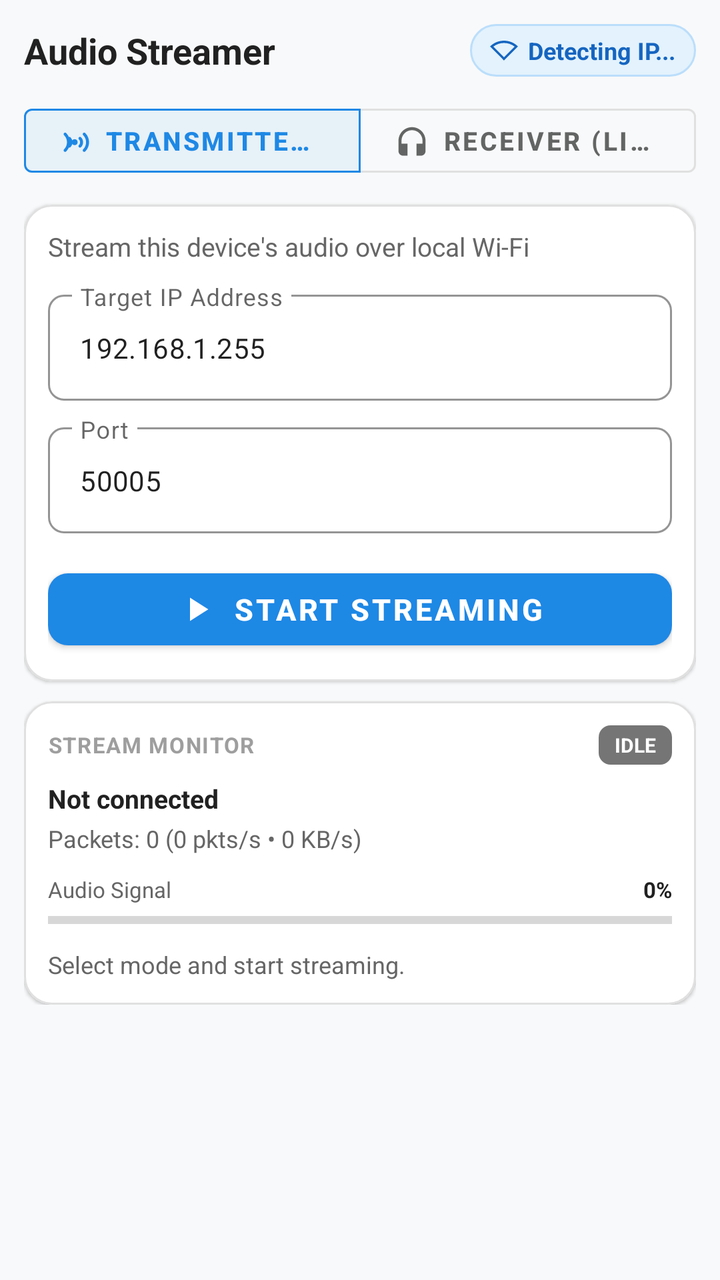
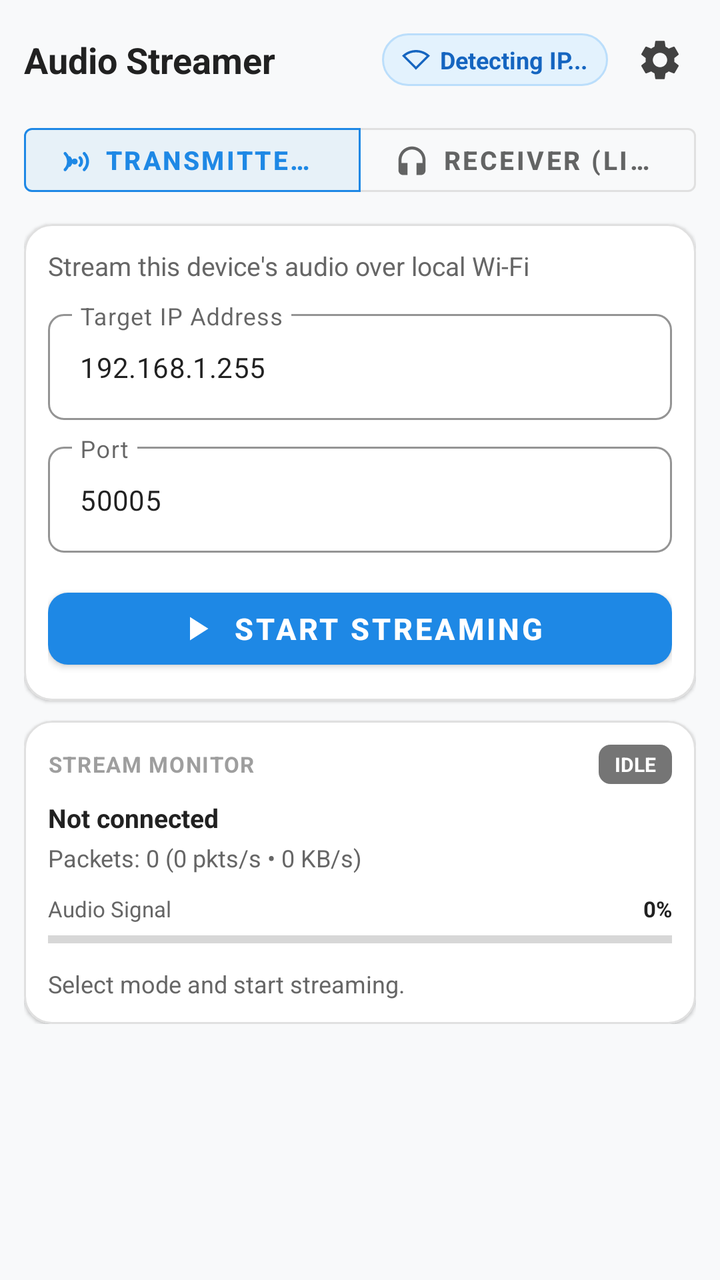

An Android layout rendered at two revisions. The XML below is the earlier revision; the diff shows what the commit changed to produce the second picture.
<!-- AndroidManifest.xml: application theme Theme.AudioStreamer -->
<!-- res/layout/activity_main.xml -->
<?xml version="1.0" encoding="utf-8"?>
<ScrollView xmlns:android="http://schemas.android.com/apk/res/android"
    xmlns:app="http://schemas.android.com/apk/res-auto"
    android:layout_width="match_parent"
    android:layout_height="match_parent"
    android:fillViewport="true"
    android:background="@color/bg_screen"
    android:scrollbars="none">

    <LinearLayout
        android:layout_width="match_parent"
        android:layout_height="wrap_content"
        android:gravity="center_horizontal"
        android:orientation="vertical">

        <LinearLayout
            android:layout_width="match_parent"
            android:layout_height="wrap_content"
            android:maxWidth="@dimen/content_max_width"
            android:orientation="vertical"
            android:padding="@dimen/screen_padding">

            
            <LinearLayout
                android:layout_width="match_parent"
                android:layout_height="wrap_content"
                android:orientation="horizontal"
                android:gravity="center_vertical"
                android:layout_marginBottom="@dimen/card_spacing">

                <TextView
                    android:id="@+id/tv_title"
                    android:layout_width="0dp"
                    android:layout_height="wrap_content"
                    android:layout_weight="1"
                    android:text="@string/app_name"
                    android:textSize="@dimen/title_text_size"
                    android:textStyle="bold"
                    android:textColor="@color/text_primary" />

                
                <LinearLayout
                    android:id="@+id/layout_ip_pill"
                    android:layout_width="wrap_content"
                    android:layout_height="wrap_content"
                    android:orientation="horizontal"
                    android:gravity="center_vertical"
                    android:background="@drawable/bg_ip_pill"
                    android:paddingStart="10dp"
                    android:paddingEnd="10dp"
                    android:paddingTop="5dp"
                    android:paddingBottom="5dp"
                    android:clickable="true"
                    android:focusable="true">

                    <ImageView
                        android:layout_width="14dp"
                        android:layout_height="14dp"
                        android:src="@drawable/ic_wifi"
                        android:layout_marginEnd="5dp"
                        app:tint="@color/primary_variant" />

                    <TextView
                        android:id="@+id/tv_header_ip"
                        android:layout_width="wrap_content"
                        android:layout_height="wrap_content"
                        android:text="Detecting IP..."
                        android:textSize="12sp"
                        android:textStyle="bold"
                        android:textColor="@color/primary_variant" />
                </LinearLayout>
            </LinearLayout>

            
            <com.google.android.material.button.MaterialButtonToggleGroup
                android:id="@+id/toggle_mode_group"
                android:layout_width="match_parent"
                android:layout_height="@dimen/toggle_height"
                android:layout_marginBottom="@dimen/card_spacing"
                app:singleSelection="true"
                app:selectionRequired="true"
                app:checkedButton="@+id/btn_mode_transmitter">

                <com.google.android.material.button.MaterialButton
                    android:id="@+id/btn_mode_transmitter"
                    style="?attr/materialButtonOutlinedStyle"
                    android:layout_width="0dp"
                    android:layout_height="match_parent"
                    android:layout_weight="1"
                    android:text="@string/mode_transmitter"
                    android:textSize="13sp"
                    android:textStyle="bold"
                    app:icon="@drawable/ic_transmitter"
                    app:iconGravity="textStart"
                    app:iconPadding="6dp"
                    app:iconSize="18dp" />

                <com.google.android.material.button.MaterialButton
                    android:id="@+id/btn_mode_receiver"
                    style="?attr/materialButtonOutlinedStyle"
                    android:layout_width="0dp"
                    android:layout_height="match_parent"
                    android:layout_weight="1"
                    android:text="@string/mode_receiver"
                    android:textSize="13sp"
                    android:textStyle="bold"
                    app:icon="@drawable/ic_receiver"
                    app:iconGravity="textStart"
                    app:iconPadding="6dp"
                    app:iconSize="18dp" />
            </com.google.android.material.button.MaterialButtonToggleGroup>

            
            <com.google.android.material.card.MaterialCardView
                android:id="@+id/card_config"
                android:layout_width="match_parent"
                android:layout_height="wrap_content"
                android:layout_marginBottom="@dimen/card_spacing"
                app:cardCornerRadius="14dp"
                app:cardElevation="1dp"
                app:strokeColor="@color/card_stroke"
                app:strokeWidth="1dp"
                app:cardBackgroundColor="@color/card_bg">

                <LinearLayout
                    android:layout_width="match_parent"
                    android:layout_height="wrap_content"
                    android:orientation="vertical"
                    android:padding="@dimen/card_inner_padding">

                    <TextView
                        android:id="@+id/tv_mode_guide"
                        android:layout_width="match_parent"
                        android:layout_height="wrap_content"
                        android:text="Stream this device's audio over local Wi-Fi"
                        android:textSize="13sp"
                        android:textColor="@color/text_secondary"
                        android:layout_marginBottom="10dp" />

                    
                    <com.google.android.material.textfield.TextInputLayout
                        android:id="@+id/til_target_ip"
                        android:layout_width="match_parent"
                        android:layout_height="wrap_content"
                        android:layout_marginBottom="8dp"
                        android:hint="@string/target_ip_hint"
                        style="@style/Widget.MaterialComponents.TextInputLayout.OutlinedBox"
                        app:boxCornerRadiusBottomEnd="8dp"
                        app:boxCornerRadiusBottomStart="8dp"
                        app:boxCornerRadiusTopEnd="8dp"
                        app:boxCornerRadiusTopStart="8dp"
                        app:boxStrokeColor="@color/primary">

                        <com.google.android.material.textfield.TextInputEditText
                            android:id="@+id/et_target_ip"
                            android:layout_width="match_parent"
                            android:layout_height="wrap_content"
                            android:inputType="textUri"
                            android:textSize="14sp"
                            android:text="192.168.1.255" />
                    </com.google.android.material.textfield.TextInputLayout>

                    
                    <com.google.android.material.textfield.TextInputLayout
                        android:id="@+id/til_port"
                        android:layout_width="match_parent"
                        android:layout_height="wrap_content"
                        android:layout_marginBottom="14dp"
                        android:hint="@string/port_hint"
                        style="@style/Widget.MaterialComponents.TextInputLayout.OutlinedBox"
                        app:boxCornerRadiusBottomEnd="8dp"
                        app:boxCornerRadiusBottomStart="8dp"
                        app:boxCornerRadiusTopEnd="8dp"
                        app:boxCornerRadiusTopStart="8dp"
                        app:boxStrokeColor="@color/primary">

                        <com.google.android.material.textfield.TextInputEditText
                            android:id="@+id/et_port"
                            android:layout_width="match_parent"
                            android:layout_height="wrap_content"
                            android:inputType="number"
                            android:textSize="14sp"
                            android:text="50005" />
                    </com.google.android.material.textfield.TextInputLayout>

                    
                    <com.google.android.material.button.MaterialButton
                        android:id="@+id/btn_action"
                        android:layout_width="match_parent"
                        android:layout_height="@dimen/btn_height"
                        android:text="@string/start_stream"
                        android:textSize="15sp"
                        android:textStyle="bold"
                        app:cornerRadius="10dp"
                        app:icon="@drawable/ic_play"
                        app:iconGravity="textStart"
                        app:iconPadding="8dp"
                        app:iconSize="20dp" />

                </LinearLayout>
            </com.google.android.material.card.MaterialCardView>

            
            <com.google.android.material.card.MaterialCardView
                android:id="@+id/card_telemetry"
                android:layout_width="match_parent"
                android:layout_height="wrap_content"
                app:cardCornerRadius="14dp"
                app:cardElevation="1dp"
                app:strokeColor="@color/card_stroke"
                app:strokeWidth="1dp"
                app:cardBackgroundColor="@color/card_bg">

                <LinearLayout
                    android:layout_width="match_parent"
                    android:layout_height="wrap_content"
                    android:orientation="vertical"
                    android:padding="@dimen/card_inner_padding">

                    
                    <LinearLayout
                        android:layout_width="match_parent"
                        android:layout_height="wrap_content"
                        android:orientation="horizontal"
                        android:gravity="center_vertical"
                        android:layout_marginBottom="8dp">

                        <TextView
                            android:layout_width="0dp"
                            android:layout_height="wrap_content"
                            android:layout_weight="1"
                            android:text="STREAM MONITOR"
                            android:textSize="11sp"
                            android:textStyle="bold"
                            android:textColor="@color/text_hint"
                            android:letterSpacing="0.05" />

                        <TextView
                            android:id="@+id/tv_badge_status"
                            android:layout_width="wrap_content"
                            android:layout_height="wrap_content"
                            android:text="IDLE"
                            android:textSize="10sp"
                            android:textStyle="bold"
                            android:paddingStart="8dp"
                            android:paddingEnd="8dp"
                            android:paddingTop="3dp"
                            android:paddingBottom="3dp"
                            android:textColor="@color/white"
                            android:background="@drawable/bg_badge"
                            android:backgroundTint="@color/status_gray" />
                    </LinearLayout>

                    
                    <TextView
                        android:id="@+id/tv_endpoint_info"
                        android:layout_width="match_parent"
                        android:layout_height="wrap_content"
                        android:text="Not connected"
                        android:textSize="13sp"
                        android:textStyle="bold"
                        android:textColor="@color/text_primary"
                        android:layout_marginBottom="3dp" />

                    
                    <TextView
                        android:id="@+id/tv_packets_stat"
                        android:layout_width="match_parent"
                        android:layout_height="wrap_content"
                        android:text="Packets: 0 (0 pkts/s • 0 KB/s)"
                        android:textSize="12sp"
                        android:textColor="@color/text_secondary"
                        android:layout_marginBottom="10dp" />

                    
                    <LinearLayout
                        android:layout_width="match_parent"
                        android:layout_height="wrap_content"
                        android:orientation="horizontal"
                        android:gravity="center_vertical"
                        android:layout_marginBottom="4dp">

                        <TextView
                            android:layout_width="0dp"
                            android:layout_height="wrap_content"
                            android:layout_weight="1"
                            android:text="Audio Signal"
                            android:textSize="11sp"
                            android:textColor="@color/text_secondary" />

                        <TextView
                            android:id="@+id/tv_audio_level_val"
                            android:layout_width="wrap_content"
                            android:layout_height="wrap_content"
                            android:text="0%"
                            android:textSize="11sp"
                            android:textStyle="bold"
                            android:textColor="@color/text_primary" />
                    </LinearLayout>

                    <ProgressBar
                        android:id="@+id/pb_audio_level"
                        style="?android:attr/progressBarStyleHorizontal"
                        android:layout_width="match_parent"
                        android:layout_height="@dimen/progress_height"
                        android:max="100"
                        android:progress="0"
                        android:progressTint="@color/status_green"
                        android:layout_marginBottom="10dp" />

                    
                    <TextView
                        android:id="@+id/tv_diagnostic_tip"
                        android:layout_width="match_parent"
                        android:layout_height="wrap_content"
                        android:text="Select mode and start streaming."
                        android:textSize="12sp"
                        android:textColor="@color/text_secondary"
                        android:lineSpacingMultiplier="1.15" />

                </LinearLayout>
            </com.google.android.material.card.MaterialCardView>

        </LinearLayout>
    </LinearLayout>
</ScrollView>
<!-- resources referenced by this layout -->
<resources>
  <color name="bg_screen">#F8F9FA</color>
  <color name="card_bg">#FFFFFF</color>
  <color name="card_stroke">#E0E0E0</color>
  <color name="primary">#1E88E5</color>
  <color name="primary_variant">#1565C0</color>
  <color name="status_gray">#757575</color>
  <color name="status_green">#2E7D32</color>
  <color name="text_hint">#9E9E9E</color>
  <color name="text_primary">#212121</color>
  <color name="text_secondary">#666666</color>
  <color name="white">#FFFFFFFF</color>
  <dimen name="btn_height">48dp</dimen>
  <dimen name="card_inner_padding">12dp</dimen>
  <dimen name="card_spacing">10dp</dimen>
  <dimen name="content_max_width">520dp</dimen>
  <dimen name="progress_height">8dp</dimen>
  <dimen name="screen_padding">12dp</dimen>
  <dimen name="title_text_size">18sp</dimen>
  <dimen name="toggle_height">44dp</dimen>
  <!-- drawable bg_badge (drawable) -->
  <?xml version="1.0" encoding="utf-8"?>
  <shape xmlns:android="http://schemas.android.com/apk/res/android"
      android:shape="rectangle">
      <corners android:radius="6dp" />
      <solid android:color="#757575" />
  </shape>
  <!-- drawable bg_ip_pill (drawable) -->
  <?xml version="1.0" encoding="utf-8"?>
  <shape xmlns:android="http://schemas.android.com/apk/res/android"
      android:shape="rectangle">
      <corners android:radius="20dp" />
      <solid android:color="#E3F2FD" />
      <stroke android:width="1dp" android:color="#BBDEFB" />
  </shape>
  <!-- drawable ic_play (drawable) -->
  <vector xmlns:android="http://schemas.android.com/apk/res/android"
      android:width="24dp"
      android:height="24dp"
      android:viewportWidth="24"
      android:viewportHeight="24">
      <path
          android:fillColor="#FFFFFFFF"
          android:pathData="M8,5v14l11,-7z"/>
  </vector>
  <!-- drawable ic_wifi (drawable) -->
  <vector xmlns:android="http://schemas.android.com/apk/res/android"
      android:width="24dp"
      android:height="24dp"
      android:viewportWidth="24"
      android:viewportHeight="24">
      <path
          android:fillColor="#FF1976D2"
          android:pathData="M12,4C7.31,4 3.07,5.9 0,8.98L12,21 24,8.98C20.93,5.9 16.69,4 12,4zM2.92,9.07C5.51,7.08 8.67,6 12,6s6.49,1.08 9.08,3.07L12,18.17 2.92,9.07z"/>
  </vector>
  <string name="app_name">Audio Streamer</string>
  <string name="mode_receiver">Receiver (Listen)</string>
  <string name="mode_transmitter">Transmitter (Send)</string>
  <string name="port_hint">Port</string>
  <string name="start_stream">Start Streaming</string>
  <string name="target_ip_hint">Target IP Address</string>
  <color name="secondary">#00897B</color>
  <color name="secondary_variant">#004D40</color>
  <!-- unchanged entries left out for length: 3 -->
</resources>

<!-- the commit's change to res/layout/activity_main.xml (unified diff, before → after) -->
@@ -69,6 +69,19 @@
                         android:textStyle="bold"
                         android:textColor="@color/primary_variant" />
                 </LinearLayout>
+
+                
+                <ImageView
+                    android:id="@+id/btn_settings"
+                    android:layout_width="36dp"
+                    android:layout_height="36dp"
+                    android:padding="6dp"
+                    android:src="@drawable/ic_settings"
+                    android:background="?attr/selectableItemBackgroundBorderless"
+                    android:clickable="true"
+                    android:focusable="true"
+                    android:layout_marginStart="8dp"
+                    android:contentDescription="Settings" />
             </LinearLayout>
 
             
<!-- resource entries referenced after the edit -->
@@ -44,6 +44,16 @@
           android:fillColor="#FFFFFFFF"
           android:pathData="M8,5v14l11,-7z"/>
   </vector>
+  <!-- drawable ic_settings (drawable) -->
+  <vector xmlns:android="http://schemas.android.com/apk/res/android"
+      android:width="24dp"
+      android:height="24dp"
+      android:viewportWidth="24"
+      android:viewportHeight="24">
+      <path
+          android:fillColor="#FF424242"
+          android:pathData="M19.14,12.94c0.04,-0.3 0.06,-0.61 0.06,-0.94 0,-0.32 -0.02,-0.64 -0.07,-0.94l2.03,-1.58c0.18,-0.14 0.23,-0.41 0.12,-0.61l-1.92,-3.32c-0.12,-0.22 -0.37,-0.29 -0.59,-0.22l-2.39,0.96c-0.5,-0.38 -1.03,-0.7 -1.62,-0.94L14.4,2.81c-0.04,-0.24 -0.24,-0.41 -0.48,-0.41h-3.84c-0.24,0 -0.43,0.17 -0.47,0.41L9.25,5.35C8.66,5.59 8.12,5.92 7.63,6.29L5.24,5.33c-0.22,-0.08 -0.47,0 -0.59,0.22L2.74,8.87c-0.12,0.21 -0.08,0.47 0.12,0.61l2.03,1.58c-0.05,0.3 -0.09,0.63 -0.09,0.94s0.02,0.64 0.07,0.94l-2.03,1.58c-0.18,0.14 -0.23,0.41 -0.12,0.61l1.92,3.32c0.12,0.22 0.37,0.29 0.59,0.22l2.39,-0.96c0.5,0.38 1.03,0.7 1.62,0.94l0.36,2.54c0.05,0.24 0.24,0.41 0.48,0.41h3.84c0.24,0 0.44,-0.17 0.47,-0.41l0.36,-2.54c0.59,-0.24 1.13,-0.56 1.62,-0.94l2.39,0.96c0.22,0.08 0.47,0 0.59,-0.22l1.92,-3.32c0.12,-0.22 0.07,-0.47 -0.12,-0.61l-2.01,-1.58zM12,15.6c-1.98,0 -3.6,-1.62 -3.6,-3.6s1.62,-3.6 3.6,-3.6 3.6,1.62 3.6,3.6 -1.62,3.6 -3.6,3.6z"/>
+  </vector>
   <!-- drawable ic_wifi (drawable) -->
   <vector xmlns:android="http://schemas.android.com/apk/res/android"
       android:width="24dp"
